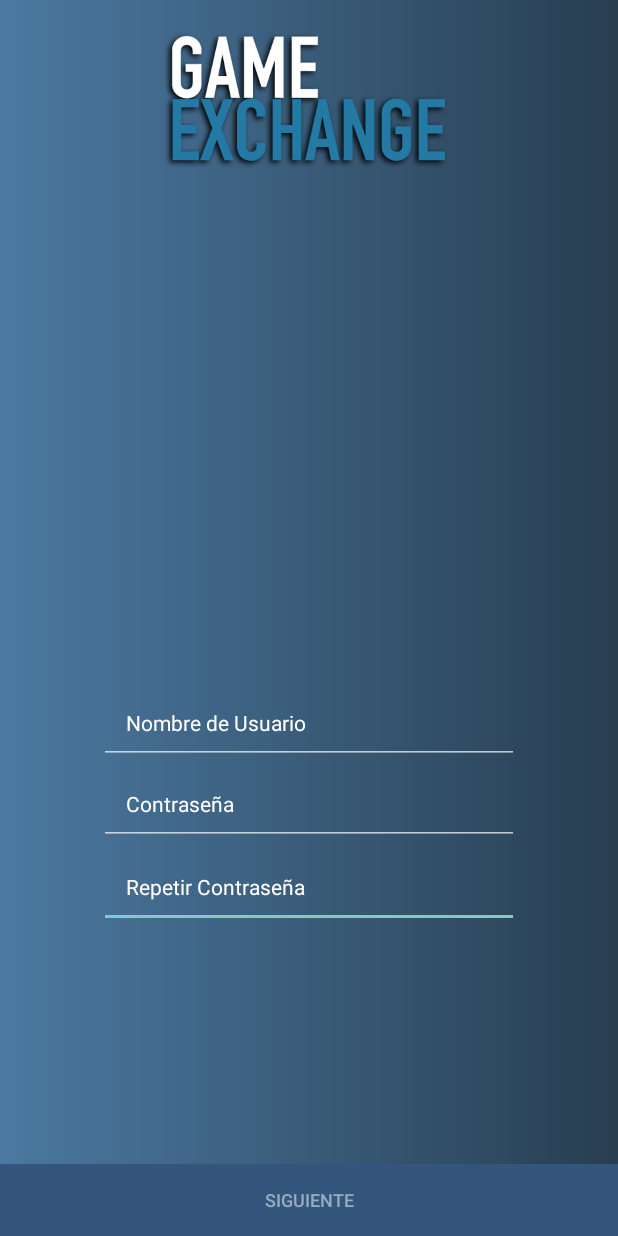
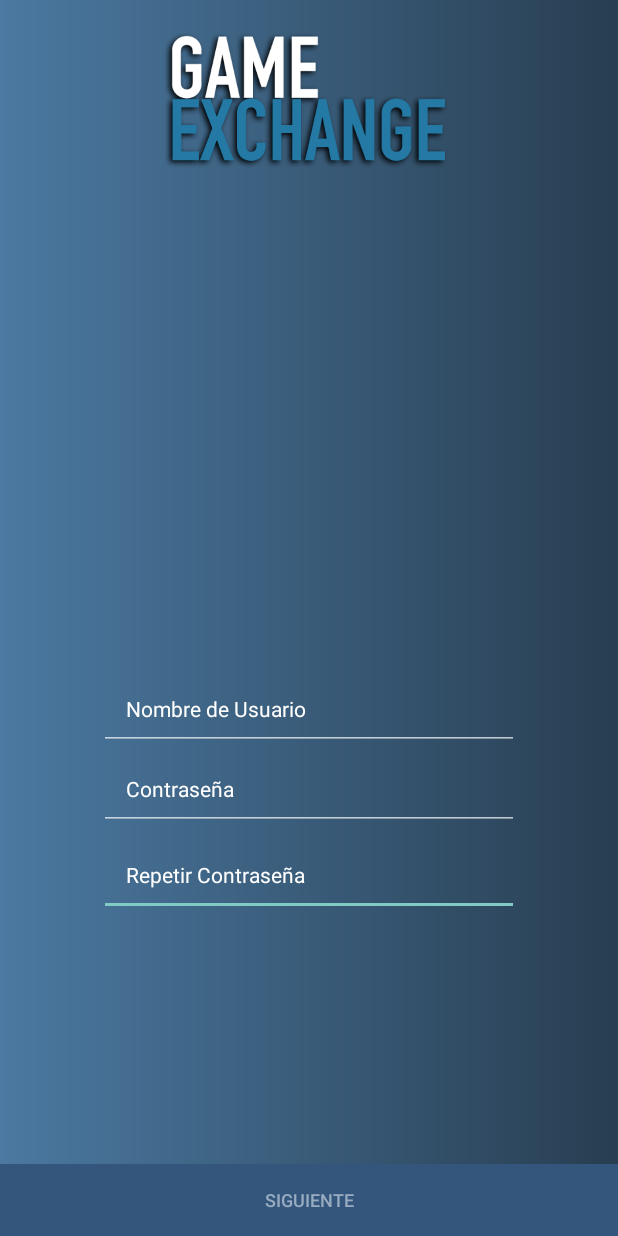
Before and after one commit to JoonGB/GameExangeApp, an Android app: the layout activity_registro.xml on its own in the app's theme, with its tools: preview values and no code run, on a phone screen of 412 x 824 dp. Run offline under Robolectric (Android 15) with nearby library versions, the phone set to English and light mode, and no system bars.

Commit message:
#8 Registro Layout

```diff
--- a/app/src/main/java/gameexange/com/gameexangeapp/RegistroActivity.java
+++ /dev/null
@@ -1,6 +0,0 @@
-package gameexange.com.gameexangeapp;
-
-
-
-public class RegistroActivity {
-}
--- /dev/null
+++ b/app/src/main/java/gameexange/com/gameexangeapp/controllers/activitites/RegistroActivity.java
@@ -0,0 +1,6 @@
+package gameexange.com.gameexangeapp.controllers.activitites;
+
+
+
+public class RegistroActivity {
+}
--- a/app/src/main/res/layout/activity_registro.xml
+++ b/app/src/main/res/layout/activity_registro.xml
@@ -20,7 +20,7 @@
         tools:layout_conversion_absoluteWidth="328dp"
         tools:layout_conversion_absoluteX="16dp"
         tools:layout_conversion_absoluteY="323dp"
-        android:layout_marginBottom="157dp"
+        android:layout_marginBottom="165dp"
         app:layout_constraintBottom_toTopOf="@+id/button"
         android:layout_marginLeft="8dp"
         app:layout_constraintLeft_toLeftOf="parent"
@@ -40,7 +40,7 @@
         tools:layout_conversion_absoluteWidth="328dp"
         tools:layout_conversion_absoluteX="16dp"
         tools:layout_conversion_absoluteY="323dp"
-        android:layout_marginBottom="-1dp"
+        android:layout_marginBottom="-2dp"
         app:layout_constraintBottom_toTopOf="@+id/editText5"
         android:layout_marginLeft="8dp"
         app:layout_constraintLeft_toLeftOf="parent"
@@ -60,7 +60,7 @@
         tools:layout_conversion_absoluteWidth="328dp"
         tools:layout_conversion_absoluteX="16dp"
         tools:layout_conversion_absoluteY="323dp"
-        android:layout_marginBottom="0dp"
+        android:layout_marginBottom="2dp"
         app:layout_constraintBottom_toTopOf="@+id/editText3"
         android:layout_marginRight="8dp"
         app:layout_constraintRight_toRightOf="parent"
--- a/app/src/main/res/layout/activity_registro2.xml
+++ b/app/src/main/res/layout/activity_registro2.xml
@@ -111,7 +111,7 @@
         android:orientation="horizontal"
         tools:layout_editor_absoluteX="82dp"
         android:id="@+id/linearLayout"
-        tools:layout_editor_absoluteY="406dp">
+        tools:layout_editor_absoluteY="397dp">
 
         <RadioButton
             android:id="@+id/radioButton2"
```
Also changed, not shown: 1 other file.
